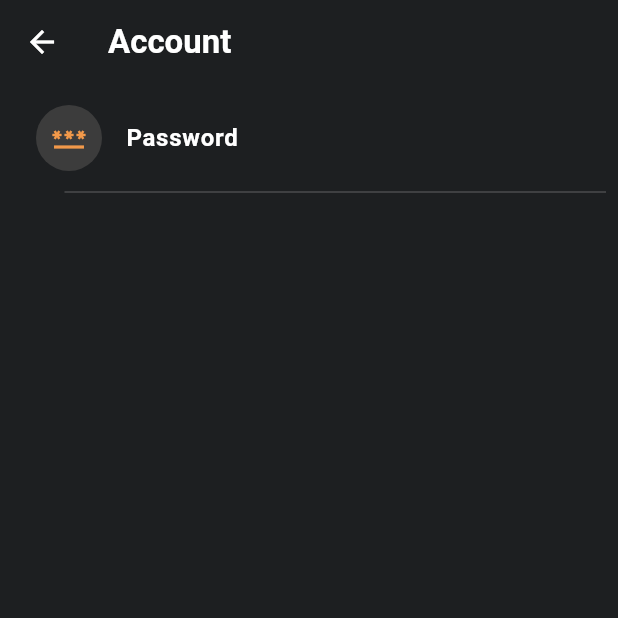
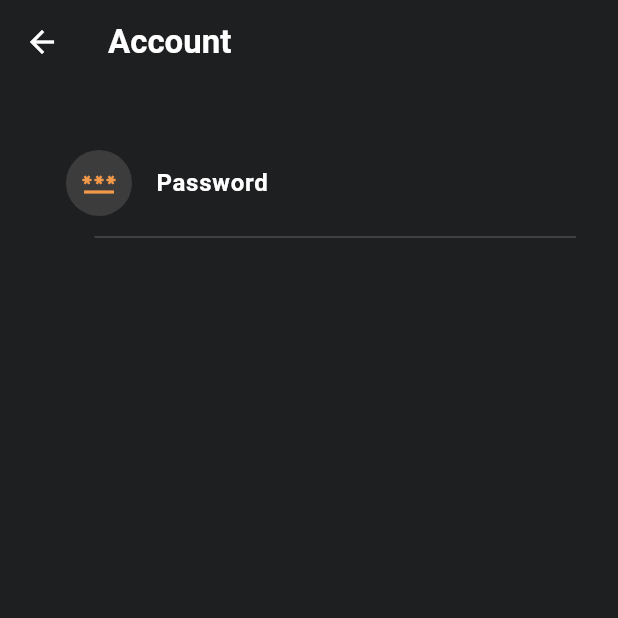
Before and after one commit to Alaanaser714/Fitness-App, a Flutter app: the SettingOptions screen opened directly, after a tap on "Account", on a phone screen of 412 x 824 dp, the top half of it. Run offline on Flutter 3.47's test engine with Material 3 defaults, Android fonts, the phone set to English and light mode, and no system bars; our stand-ins replace awesome_dialog, cloud_firestore, firebase_auth, firebase_core, flutter_rating_bar, fluttertoast and 1 more; accounts and stored records are empty.

Commit message:
solve confilct

```diff
--- a/lib/core/services/authentication/auth_service.dart
+++ b/lib/core/services/authentication/auth_service.dart
@@ -1,23 +1,22 @@
-
-
 // ignore_for_file: avoid_print, body_might_complete_normally_catch_error, deprecated_member_use
 
 import 'package:cloud_firestore/cloud_firestore.dart';
 import 'package:firebase_auth/firebase_auth.dart';
 import 'package:google_sign_in/google_sign_in.dart';
 
-class AuthService{
-  final FirebaseAuth firebaseAuth=FirebaseAuth.instance;
-  final FirebaseFirestore fireStore=FirebaseFirestore.instance;
+class AuthService {
+  final FirebaseAuth firebaseAuth = FirebaseAuth.instance;
+  final FirebaseFirestore fireStore = FirebaseFirestore.instance;
 
-  Future<UserCredential> signInWithEmailAndPassword({required String email,required String password}) async {
+  Future<UserCredential> signInWithEmailAndPassword(
+      {required String email, required String password}) async {
     return await firebaseAuth
         .signInWithEmailAndPassword(email: email, password: password)
         .then((onValue) {
       return onValue;
-    }).catchError((e) {print(e.toString());
+    }).catchError((e) {
+      print(e.toString());
     });
-
   }
 
   Future<UserCredential> signInWithGoogle() async {
@@ -25,7 +24,8 @@ class AuthService{
     final GoogleSignInAccount? googleUser = await GoogleSignIn().signIn();
 
     // Obtain the auth details from the request
-    final GoogleSignInAuthentication? googleAuth = await googleUser?.authentication;
+    final GoogleSignInAuthentication? googleAuth =
+        await googleUser?.authentication;
 
     // Create a new credential
     final credential = GoogleAuthProvider.credential(
@@ -33,7 +33,8 @@ class AuthService{
       idToken: googleAuth?.idToken,
     );
 
-    UserCredential userCredential = await FirebaseAuth.instance.signInWithCredential(credential);
+    UserCredential userCredential =
+        await FirebaseAuth.instance.signInWithCredential(credential);
 
     User? user = userCredential.user;
 
@@ -43,40 +44,41 @@ class AuthService{
       String? email = user.email;
       String? id = user.uid;
       fireStore.collection("Users").doc(id).set({
-        'uid':id,
-        'email':email,
-        'name':name,
-        'imageProfile':'https://www.shutterstock.com/image-vector/vector-flat-illustration-grayscale-avatar-600nw-2264922221.jpg'
+        'uid': id,
+        'email': email,
+        'name': name,
+        'imageProfile':
+            'https://www.shutterstock.com/image-vector/vector-flat-illustration-grayscale-avatar-600nw-2264922221.jpg'
       });
-
-
-
     }
 
     // Once signed in, return the UserCredential
     return userCredential;
-
-
   }
 
-
-  Future<UserCredential> signUpWithEmailAndPassword({required String email,required String password,required String name}) async {
-    return await firebaseAuth.createUserWithEmailAndPassword(email: email, password: password).then((onValue) async {
+  Future<UserCredential> signUpWithEmailAndPassword(
+      {required String email,
+      required String password,
+      required String name}) async {
+    return await firebaseAuth
+        .createUserWithEmailAndPassword(email: email, password: password)
+        .then((onValue) async {
       // await onValue.user?.sendEmailVerification();
       firebaseAuth.currentUser!.sendEmailVerification();
       fireStore.collection("Users").doc(onValue.user!.uid).set({
-        'uid':onValue.user!.uid,
-        'email':email,
-        'name':name,
-        'imageProfile':'https://www.shutterstock.com/image-vector/vector-flat-illustration-grayscale-avatar-600nw-2264922221.jpg'
+        'uid': onValue.user!.uid,
+        'email': email,
+        'name': name,
+        'imageProfile':
+            'https://www.shutterstock.com/image-vector/vector-flat-illustration-grayscale-avatar-600nw-2264922221.jpg'
       });
       return onValue;
-    }).catchError((onError){
+    }).catchError((onError) {
       print(onError.toString());
     });
   }
 
-  User? getCurrentUser(){
+  User? getCurrentUser() {
     return firebaseAuth.currentUser;
   }
 
@@ -87,7 +89,8 @@ return userCredential;
   Future<bool> checkIfEmailExists(String email) async {
     try {
       // Fetch sign-in methods for the email
-      List<String> signInMethods = await FirebaseAuth.instance.fetchSignInMethodsForEmail(email);
+      List<String> signInMethods =
+          await FirebaseAuth.instance.fetchSignInMethodsForEmail(email);
 
       // If the list is not empty, the email exists
       return signInMethods.isNotEmpty;
@@ -101,27 +104,40 @@ return userCredential;
     User? user = firebaseAuth.currentUser;
 
     if (user != null) {
-
-        await user.updatePassword(newPassword).then((onValue){
+      await user.updatePassword(newPassword).then((onValue) {
         return true;
-        }).catchError((onError){
+      }).catchError((onError) {
         print(onError.toString());
       });
-
     }
     return false;
   }
 
-  Future<UserCredential> reauthenticateUser(String email, String password) async {
+  Future<UserCredential> reauthenticateUser(
+      String email, String password) async {
     User? user = FirebaseAuth.instance.currentUser;
-      AuthCredential credential = EmailAuthProvider.credential(email: email, password: password);
+    AuthCredential credential =
+        EmailAuthProvider.credential(email: email, password: password);
 
-       return await user!.reauthenticateWithCredential(credential).then((onValue){
+    return await user!.reauthenticateWithCredential(credential).then((onValue) {
       return onValue;
-        }).catchError((onError){
+    }).catchError((onError) {
       print(onError.toString());
     });
+  }
 
+  Map checkSignInMethod() {
+    User? user = firebaseAuth.currentUser;
 
+    for (UserInfo provider in user!.providerData) {
+      print('Provider ID: ${provider.providerId}');
+      print('Email: ${provider.email}');
+      print('Display Name: ${provider.displayName}');
+      return {
+        'providerId': provider.providerId,
+        'email': provider.email,
+      };
+    }
+    return {};
   }
 }
--- a/lib/view/screens/settings/setting_options/setting_options.dart
+++ b/lib/view/screens/settings/setting_options/setting_options.dart
@@ -1,13 +1,13 @@
 // ignore_for_file: must_be_immutable
 
-import 'package:fitness_app/view/screens/settings/views/account_view.dart';
-import 'package:fitness_app/view/screens/settings/views/feedback_view.dart';
-import 'package:fitness_app/view/screens/settings/views/help_view.dart';
-import 'package:fitness_app/view/screens/settings/views/notifications_view.dart';
-import 'package:fitness_app/view/screens/settings/setting_widgets/setting_types.dart';
 import 'package:flutter/material.dart';
 
 import '../../../../core/services/authentication/auth_service.dart';
+import '../setting_widgets/setting_types.dart';
+import '../views/account_view.dart';
+import '../views/feedback_view.dart';
+import '../views/help_view.dart';
+import '../views/notifications_view.dart';
 
 class SettingOptions extends StatelessWidget {
   AuthService auth = AuthService();
@@ -20,22 +20,25 @@ class SettingOptions extends StatelessWidget {
     return Scaffold(
       backgroundColor: const Color.fromARGB(255, 29, 31, 33),
       appBar: AppBar(
-        centerTitle: true,
         backgroundColor: const Color.fromARGB(255, 29, 31, 33),
         iconTheme: const IconThemeData(color: Colors.white),
         title: const Text(
-          'Settings',
+          'Setting',
           style: TextStyle(
             color: Colors.white,
             fontWeight: FontWeight.bold,
           ),
         ),
       ),
-      body: SingleChildScrollView(
-        child: Column(
+      body: Column(
         children: [
+          const Divider(
+            color: Colors.white,
+            thickness: 0.4,
+          ),
           Padding(
             padding: const EdgeInsets.symmetric(
+              horizontal: 20,
               vertical: 30,
             ),
             child: Column(
@@ -45,7 +48,7 @@ class SettingOptions extends StatelessWidget {
                   onTap: () => Navigator.push(
                     context,
                     MaterialPageRoute(
-                          builder: (context) => const AccountView()),
+                        builder: (context) =>  AccountView()),
                   ),
                   child: getSettingType(icon: Icons.person, text: 'Account'),
                 ),
@@ -55,7 +58,7 @@ class SettingOptions extends StatelessWidget {
                   indent: 35,
                 ),
                 const SizedBox(
-                    height: 25,
+                  height: 10,
                 ),
                 InkWell(
                   //Help page
@@ -75,9 +78,7 @@ class SettingOptions extends StatelessWidget {
                   thickness: 0.2,
                   indent: 35,
                 ),
-                  const SizedBox(
-                    height: 25,
-                  ),
+                const SizedBox(height: 10),
                 InkWell(
                     //Feedback page
                     onTap: () => Navigator.push(
@@ -86,16 +87,14 @@ class SettingOptions extends StatelessWidget {
                             builder: (context) => const FeedbackView(),
                           ),
                         ),
-                      child: getSettingType(
-                          icon: Icons.feedback, text: 'Feedback')),
+                    child:
+                        getSettingType(icon: Icons.feedback, text: 'Feedback')),
                 const Divider(
                   color: Colors.white,
                   thickness: 0.2,
                   indent: 35,
                 ),
-                  const SizedBox(
-                    height: 25,
-                  ),
+                const SizedBox(height: 10),
                 InkWell(
                     //Notification page
                     onTap: () => Navigator.push(
@@ -111,9 +110,7 @@ class SettingOptions extends StatelessWidget {
                   thickness: 0.2,
                   indent: 35,
                 ),
-                  const SizedBox(
-                    height: 25,
-                  ),
+                const SizedBox(height: 10),
                 InkWell(
                   //Logout dialog
                   onTap: () {
@@ -154,7 +151,6 @@ class SettingOptions extends StatelessWidget {
           ),
         ],
       ),
-      ),
     );
   }
 }
--- a/lib/view/screens/settings/views/account_view.dart
+++ b/lib/view/screens/settings/views/account_view.dart
@@ -1,9 +1,16 @@
-import 'package:fitness_app/view/screens/settings/setting_widgets/setting_types.dart';
+
+
+// ignore_for_file: must_be_immutable
+
 import 'package:fitness_app/view/screens/settings/views/check_password_view.dart';
 import 'package:flutter/material.dart';
 
+import '../../../../core/services/authentication/auth_service.dart';
+import '../setting_widgets/setting_types.dart';
+
 class AccountView extends StatelessWidget {
-  const AccountView({super.key});
+   AccountView({super.key});
+  AuthService auth=AuthService();
 
   @override
   Widget build(BuildContext context) {
@@ -22,17 +29,39 @@ class AccountView extends StatelessWidget {
       ),
       body: Padding(
         padding: const EdgeInsets.all(8.0),
+        child: Padding(
+          padding: const EdgeInsets.symmetric(horizontal: 20, vertical: 30),
           child: Column(
             children: [
+              auth.checkSignInMethod()['providerId']=='google.com'?
+               Row(
+                mainAxisAlignment: MainAxisAlignment.center,
+                children: [
+                  Image.asset("assets/images/Google - png 0.png"),
+                  const SizedBox(
+                    width: 10,
+                  ),
+                   Expanded(
+                     child: Text(
+                      auth.checkSignInMethod()['email'],
+                      style: const TextStyle(
+                          fontSize: 20,
+                          fontWeight: FontWeight.bold,
+                          color: Colors.white),
+                                       ),
+                   )
+                ],
+              ):
               InkWell(
                 onTap: () => Navigator.push(
                   context,
                   MaterialPageRoute(
-                  builder: (context) => const CheckPasswordView(),
+                    builder: (context) =>   const CheckPasswordView(),
                   ),
                 ),
                 child: getSettingType(icon: Icons.password, text: 'Password'),
-            ),
+              )
+              ,
               const Divider(
                 color: Colors.white,
                 indent: 35,
@@ -41,6 +70,7 @@ class AccountView extends StatelessWidget {
             ],
           ),
         ),
+      ),
     );
   }
 }
```
Lines whose indentation alone changed are shown as unchanged.
